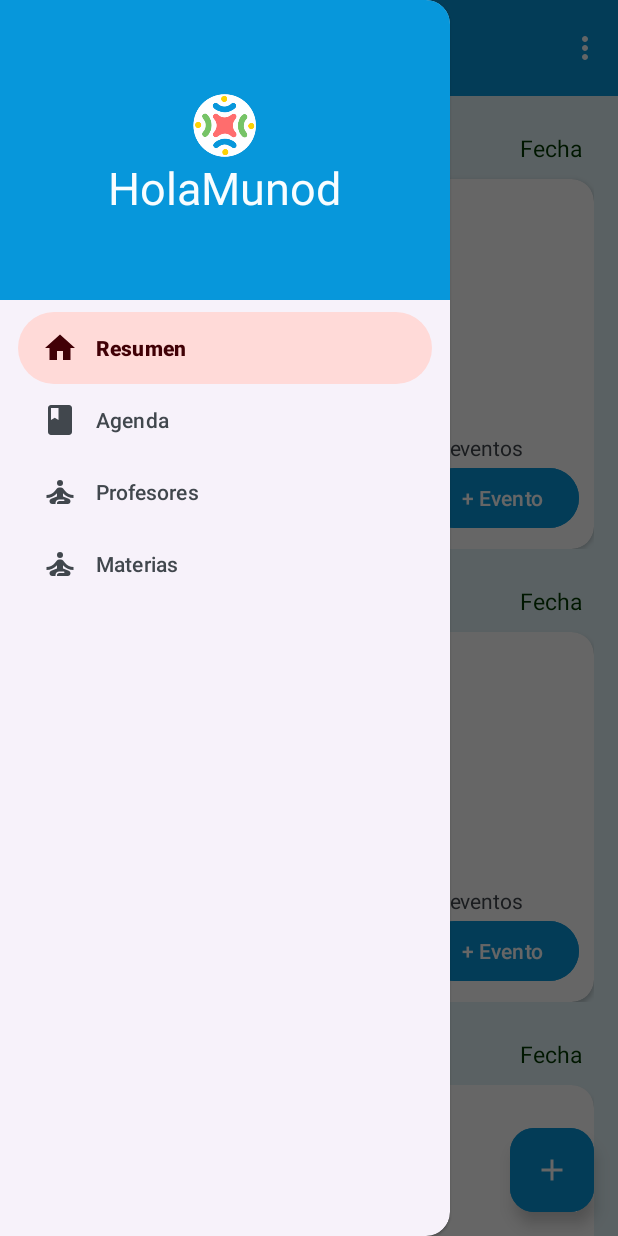
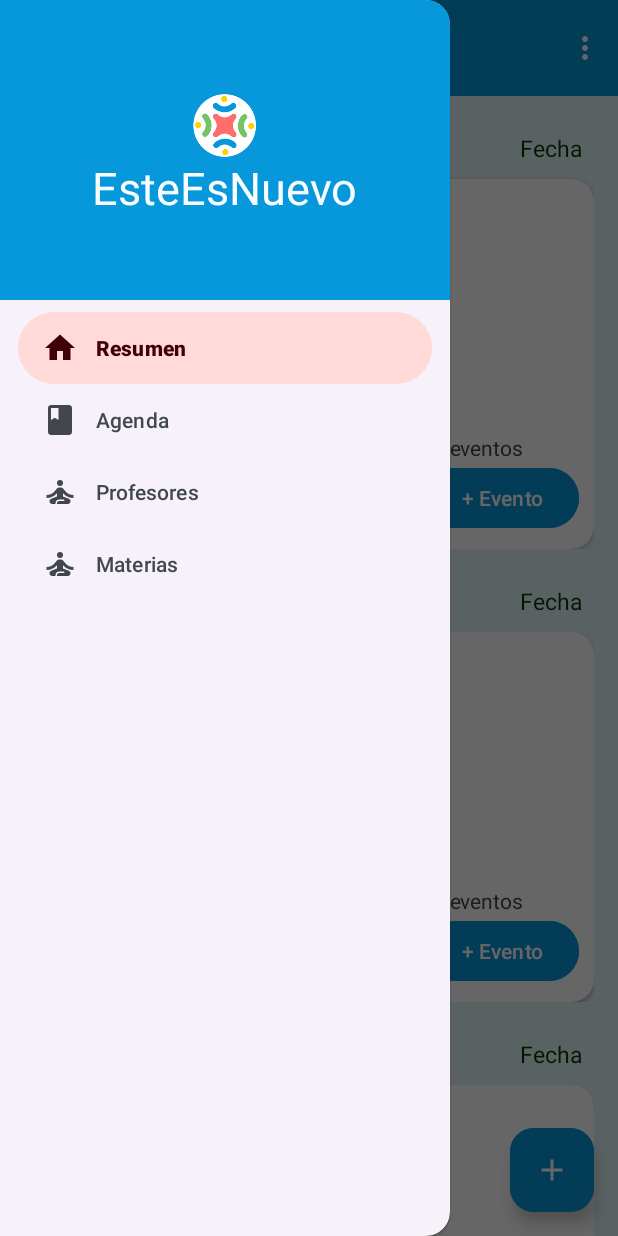
Before and after one commit to gabochepe007/ScholarFleet, an Android app built with Jetpack Compose: the screen it shows after launch (HomeActivity), with the side drawer open, on a phone screen of 412 x 824 dp. Run offline under Robolectric (Android 15) with nearby library versions, the phone set to English and light mode, and no system bars; our stand-ins replace Firebase (no records; nobody signed in at launch, a user with empty details on screens opened directly), navigation-ui; 3 statements that could not run were skipped.

Commit message:
Este es un ejemplo para el profesor octavio

```diff
--- a/app/src/main/res/layout/item_home.xml
+++ b/app/src/main/res/layout/item_home.xml
@@ -61,7 +61,7 @@
                 android:id="@+id/nombreTextView"
                 android:layout_width="wrap_content"
                 android:layout_height="wrap_content"
-                android:text="Eventos"
+                android:text="Dia de hoy"
                 android:textSize="16sp"
                 android:textColor="@color/seed"
                 android:background="@drawable/baseline_book_24"
--- a/app/src/main/res/layout/nav_header_home.xml
+++ b/app/src/main/res/layout/nav_header_home.xml
@@ -25,7 +25,7 @@
         android:id="@+id/textView"
         android:layout_width="wrap_content"
         android:layout_height="wrap_content"
-        android:text="HolaMunod"
+        android:text="EsteEsNuevo"
         android:layout_centerHorizontal="true"
         android:textColor="@color/md_theme_light_background"
         android:textSize="30sp" />
```
